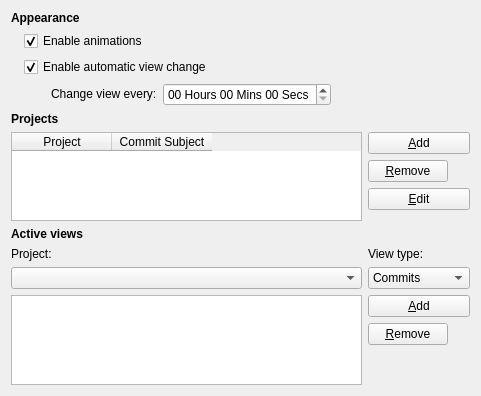
Qt form applets/kdeobservatory/src/ui/kdeobservatoryconfiggeneral.ui (KDE/kdeplasma-addons) before a commit.
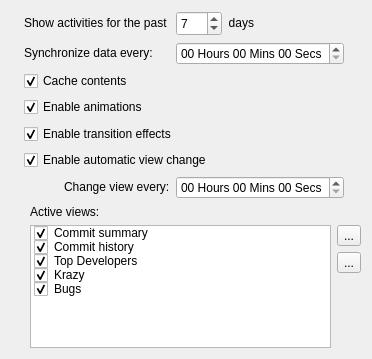
The same form after that commit. Icons and pictures are not drawn. Custom widgets are drawn as their Qt base class.

```diff
--- a/applets/kdeobservatory/src/ui/kdeobservatoryconfiggeneral.ui
+++ b/applets/kdeobservatory/src/ui/kdeobservatoryconfiggeneral.ui
@@ -6,30 +6,101 @@
    <rect>
     <x>0</x>
     <y>0</y>
-    <width>481</width>
-    <height>396</height>
+    <width>372</width>
+    <height>353</height>
    </rect>
   </property>
   <property name="windowTitle">
    <string>Configure KDE Observatory</string>
   </property>
   <layout class="QGridLayout" name="gridLayout_2">
-   <item row="0" column="0">
-    <widget class="QLabel" name="lblAppearance">
-     <property name="font">
-      <font>
-       <weight>75</weight>
-       <bold>true</bold>
-      </font>
-     </property>
-     <property name="text">
-      <string>Appearance</string>
-     </property>
-    </widget>
-   </item>
-   <item row="1" column="0" colspan="2">
-    <layout class="QHBoxLayout" name="horizontalLayout_2">
+   <item row="0" column="0" colspan="2">
+    <layout class="QHBoxLayout" name="horizontalLayout2">
      <item>
+      <layout class="QGridLayout" name="gridLayout">
+       <item row="0" column="1" colspan="2">
+        <widget class="QLabel" name="lblDays1">
+         <property name="sizePolicy">
+          <sizepolicy hsizetype="Fixed" vsizetype="Fixed">
+           <horstretch>0</horstretch>
+           <verstretch>0</verstretch>
+          </sizepolicy>
+         </property>
+         <property name="text">
+          <string>Show activities for the past </string>
+         </property>
+         <property name="alignment">
+          <set>Qt::AlignLeading|Qt::AlignLeft|Qt::AlignVCenter</set>
+         </property>
+         <property name="buddy">
+          <cstring>size</cstring>
+         </property>
+        </widget>
+       </item>
+       <item row="0" column="3">
+        <widget class="QSpinBox" name="commitExtent">
+         <property name="sizePolicy">
+          <sizepolicy hsizetype="Fixed" vsizetype="Fixed">
+           <horstretch>0</horstretch>
+           <verstretch>0</verstretch>
+          </sizepolicy>
+         </property>
+         <property name="minimumSize">
+          <size>
+           <width>46</width>
+           <height>25</height>
+          </size>
+         </property>
+         <property name="maximumSize">
+          <size>
+           <width>46</width>
+           <height>25</height>
+          </size>
+         </property>
+         <property name="minimum">
+          <number>1</number>
+         </property>
+         <property name="maximum">
+          <number>30</number>
+         </property>
+         <property name="value">
+          <number>7</number>
+         </property>
+        </widget>
+       </item>
+       <item row="1" column="1" colspan="2">
+        <widget class="QLabel" name="lblSynchronize">
+         <property name="sizePolicy">
+          <sizepolicy hsizetype="Fixed" vsizetype="Fixed">
+           <horstretch>0</horstretch>
+           <verstretch>0</verstretch>
+          </sizepolicy>
+         </property>
+         <property name="text">
+          <string>Synchronize data every:</string>
+         </property>
+         <property name="alignment">
+          <set>Qt::AlignLeading|Qt::AlignLeft|Qt::AlignVCenter</set>
+         </property>
+         <property name="buddy">
+          <cstring>size</cstring>
+         </property>
+        </widget>
+       </item>
+       <item row="1" column="3" colspan="3">
+        <widget class="QTimeEdit" name="SynchronizationDelay">
+         <property name="sizePolicy">
+          <sizepolicy hsizetype="Fixed" vsizetype="Fixed">
+           <horstretch>0</horstretch>
+           <verstretch>0</verstretch>
+          </sizepolicy>
+         </property>
+         <property name="displayFormat">
+          <string>hh 'Hours' mm 'Mins' ss 'Secs'</string>
+         </property>
+        </widget>
+       </item>
+       <item row="2" column="0" rowspan="2">
       <spacer name="spacer1">
        <property name="orientation">
         <enum>Qt::Horizontal</enum>
@@ -40,14 +111,22 @@
        <property name="sizeHint" stdset="0">
         <size>
          <width>13</width>
-         <height>23</height>
+           <height>47</height>
         </size>
        </property>
       </spacer>
      </item>
-     <item>
-      <layout class="QVBoxLayout" name="verticalLayout_2">
-       <item>
+       <item row="2" column="1" colspan="2">
+        <widget class="QCheckBox" name="cacheContents">
+         <property name="text">
+          <string>Cache contents</string>
+         </property>
+         <property name="checked">
+          <bool>true</bool>
+         </property>
+        </widget>
+       </item>
+       <item row="3" column="1" colspan="2">
         <widget class="QCheckBox" name="enableAnimations">
          <property name="text">
           <string>Enable animations</string>
@@ -57,7 +136,17 @@
          </property>
         </widget>
        </item>
-       <item>
+       <item row="4" column="1" colspan="3">
+        <widget class="QCheckBox" name="enableTransitionEffects">
+         <property name="text">
+          <string>Enable transition effects</string>
+         </property>
+         <property name="checked">
+          <bool>true</bool>
+         </property>
+        </widget>
+       </item>
+       <item row="5" column="1" colspan="3">
         <widget class="QCheckBox" name="enableAutoViewChange">
          <property name="text">
           <string>Enable automatic view change</string>
@@ -67,10 +156,8 @@
          </property>
         </widget>
        </item>
-       <item>
-        <layout class="QHBoxLayout" name="horizontalLayout">
-         <item>
-          <spacer name="spacer2">
+       <item row="6" column="1">
+        <spacer name="spacer3">
            <property name="orientation">
             <enum>Qt::Horizontal</enum>
            </property>
@@ -85,7 +172,7 @@
            </property>
           </spacer>
          </item>
-         <item>
+       <item row="6" column="2">
           <widget class="QLabel" name="lblViewsDelay">
            <property name="sizePolicy">
             <sizepolicy hsizetype="Fixed" vsizetype="Fixed">
@@ -104,7 +191,7 @@
            </property>
           </widget>
          </item>
-         <item>
+       <item row="6" column="3" colspan="3">
           <widget class="QTimeEdit" name="viewsDelay">
            <property name="sizePolicy">
             <sizepolicy hsizetype="Fixed" vsizetype="Fixed">
@@ -117,340 +204,205 @@
            </property>
           </widget>
          </item>
-        </layout>
+       <item row="0" column="4">
+        <widget class="QLabel" name="lblDays2">
+         <property name="sizePolicy">
+          <sizepolicy hsizetype="Fixed" vsizetype="Fixed">
+           <horstretch>0</horstretch>
+           <verstretch>0</verstretch>
+          </sizepolicy>
+         </property>
+         <property name="text">
+          <string>days</string>
+         </property>
+         <property name="alignment">
+          <set>Qt::AlignRight|Qt::AlignTrailing|Qt::AlignVCenter</set>
+         </property>
+         <property name="buddy">
+          <cstring>size</cstring>
+         </property>
+        </widget>
        </item>
       </layout>
      </item>
      <item>
-      <spacer name="spacer3">
+      <spacer name="spacer2">
        <property name="orientation">
         <enum>Qt::Horizontal</enum>
        </property>
        <property name="sizeHint" stdset="0">
         <size>
-         <width>34</width>
-         <height>22</height>
+         <width>106</width>
+         <height>44</height>
         </size>
        </property>
       </spacer>
      </item>
     </layout>
    </item>
+   <item row="1" column="1">
+    <widget class="QLabel" name="lblActiveViews">
+     <property name="sizePolicy">
+      <sizepolicy hsizetype="Fixed" vsizetype="Fixed">
+       <horstretch>0</horstretch>
+       <verstretch>0</verstretch>
+      </sizepolicy>
+     </property>
+     <property name="text">
+      <string>Active views:</string>
+     </property>
+     <property name="alignment">
+      <set>Qt::AlignLeading|Qt::AlignLeft|Qt::AlignVCenter</set>
+     </property>
+     <property name="buddy">
+      <cstring>size</cstring>
+     </property>
+    </widget>
+   </item>
    <item row="2" column="0">
-    <widget class="QLabel" name="lblProjects">
-     <property name="font">
-      <font>
-       <weight>75</weight>
-       <bold>true</bold>
-      </font>
-     </property>
-     <property name="text">
-      <string>Projects</string>
-     </property>
-    </widget>
-   </item>
-   <item row="3" column="0" colspan="2">
-    <layout class="QHBoxLayout" name="horizontalLayout_3">
-     <item>
-      <layout class="QVBoxLayout" name="verticalLayout_3">
-       <item>
-        <widget class="QTableWidget" name="projects">
-         <property name="minimumSize">
-          <size>
-           <width>0</width>
-           <height>85</height>
-          </size>
-         </property>
-         <property name="alternatingRowColors">
-          <bool>true</bool>
-         </property>
-         <property name="selectionMode">
-          <enum>QAbstractItemView::SingleSelection</enum>
-         </property>
-         <property name="selectionBehavior">
-          <enum>QAbstractItemView::SelectRows</enum>
-         </property>
-         <attribute name="verticalHeaderVisible">
-          <bool>false</bool>
-         </attribute>
-         <column>
-          <property name="text">
-           <string>Project</string>
-          </property>
-         </column>
-         <column>
-          <property name="text">
-           <string>Commit Subject</string>
-          </property>
-         </column>
-        </widget>
-       </item>
-       <item>
-        <spacer name="spacer5">
-         <property name="orientation">
-          <enum>Qt::Vertical</enum>
-         </property>
-         <property name="sizeHint" stdset="0">
-          <size>
-           <width>20</width>
-           <height>40</height>
-          </size>
-         </property>
-        </spacer>
-       </item>
-      </layout>
-     </item>
-     <item>
-      <layout class="QVBoxLayout" name="verticalLayout">
-       <item>
-        <widget class="KPushButton" name="psbAddProject">
-         <property name="sizePolicy">
-          <sizepolicy hsizetype="Fixed" vsizetype="Fixed">
-           <horstretch>0</horstretch>
-           <verstretch>0</verstretch>
-          </sizepolicy>
-         </property>
-         <property name="minimumSize">
-          <size>
-           <width>102</width>
-           <height>0</height>
-          </size>
-         </property>
-         <property name="text">
-          <string>&amp;Add</string>
-         </property>
-         <property name="icon">
-          <iconset>
-           <normaloff>../../../../../usr/share/icons/oxygen/16x16/actions/list-add.png</normaloff>../../../../../usr/share/icons/oxygen/16x16/actions/list-add.png</iconset>
-         </property>
-        </widget>
-       </item>
-       <item>
-        <widget class="KPushButton" name="psbRemoveProject">
-         <property name="sizePolicy">
-          <sizepolicy hsizetype="Fixed" vsizetype="Fixed">
-           <horstretch>0</horstretch>
-           <verstretch>0</verstretch>
-          </sizepolicy>
-         </property>
-         <property name="text">
-          <string>&amp;Remove</string>
-         </property>
-         <property name="icon">
-          <iconset>
-           <normaloff>../../../../../usr/share/icons/oxygen/16x16/actions/list-remove.png</normaloff>../../../../../usr/share/icons/oxygen/16x16/actions/list-remove.png</iconset>
-         </property>
-        </widget>
-       </item>
-       <item>
-        <widget class="KPushButton" name="psbEditProject">
-         <property name="sizePolicy">
-          <sizepolicy hsizetype="Fixed" vsizetype="Fixed">
-           <horstretch>0</horstretch>
-           <verstretch>0</verstretch>
-          </sizepolicy>
-         </property>
-         <property name="minimumSize">
-          <size>
-           <width>102</width>
-           <height>0</height>
-          </size>
-         </property>
-         <property name="text">
-          <string>&amp;Edit</string>
-         </property>
-         <property name="icon">
-          <iconset>
-           <normaloff>../../../../../usr/share/icons/oxygen/16x16/actions/document-edit.png</normaloff>../../../../../usr/share/icons/oxygen/16x16/actions/document-edit.png</iconset>
-         </property>
-        </widget>
-       </item>
-       <item>
         <spacer name="spacer4">
          <property name="orientation">
-          <enum>Qt::Vertical</enum>
+      <enum>Qt::Horizontal</enum>
+     </property>
+     <property name="sizeType">
+      <enum>QSizePolicy::Fixed</enum>
          </property>
          <property name="sizeHint" stdset="0">
           <size>
-           <width>20</width>
-           <height>20</height>
+       <width>13</width>
+       <height>47</height>
           </size>
          </property>
         </spacer>
        </item>
-      </layout>
-     </item>
-    </layout>
-   </item>
-   <item row="4" column="0">
-    <widget class="QLabel" name="lblActiveViews">
-     <property name="font">
-      <font>
-       <weight>75</weight>
-       <bold>true</bold>
-      </font>
-     </property>
-     <property name="text">
-      <string>Active views</string>
-     </property>
-    </widget>
-   </item>
-   <item row="5" column="0" rowspan="3" colspan="2">
-    <layout class="QGridLayout" name="gridLayout">
-     <item row="1" column="0" colspan="2">
-      <widget class="KComboBox" name="kcombobox"/>
-     </item>
-     <item row="2" column="0" colspan="2">
-      <layout class="QVBoxLayout" name="verticalLayout_4">
+   <item row="2" column="1">
+    <layout class="QHBoxLayout" name="horizontalLayout1">
        <item>
         <widget class="QListWidget" name="activeViews">
          <property name="minimumSize">
           <size>
            <width>0</width>
-           <height>85</height>
-          </size>
-         </property>
-        </widget>
-       </item>
+         <height>123</height>
+        </size>
+       </property>
        <item>
-        <spacer name="spacer5_2">
-         <property name="orientation">
-          <enum>Qt::Vertical</enum>
-         </property>
-         <property name="sizeHint" stdset="0">
-          <size>
-           <width>20</width>
-           <height>40</height>
-          </size>
-         </property>
-        </spacer>
-       </item>
-      </layout>
-     </item>
-     <item row="2" column="2">
-      <layout class="QVBoxLayout" name="verticalLayout_5">
-       <item>
-        <widget class="KPushButton" name="psbAddView">
-         <property name="sizePolicy">
-          <sizepolicy hsizetype="Fixed" vsizetype="Fixed">
-           <horstretch>0</horstretch>
-           <verstretch>0</verstretch>
-          </sizepolicy>
-         </property>
-         <property name="minimumSize">
-          <size>
-           <width>102</width>
-           <height>0</height>
-          </size>
-         </property>
          <property name="text">
-          <string>&amp;Add</string>
-         </property>
+         <string>Commit summary</string>
+        </property>
+        <property name="checkState">
+         <enum>Checked</enum>
+        </property>
          <property name="icon">
           <iconset>
-           <normaloff>../../../../../usr/share/icons/oxygen/16x16/actions/list-add.png</normaloff>../../../../../usr/share/icons/oxygen/16x16/actions/list-add.png</iconset>
-         </property>
-        </widget>
+          <normaloff>../../../../../usr/share/icons/oxygen/16x16/actions/svn-commit.png</normaloff>../../../../../usr/share/icons/oxygen/16x16/actions/svn-commit.png</iconset>
+        </property>
        </item>
        <item>
-        <widget class="KPushButton" name="psbRemoveView">
-         <property name="sizePolicy">
-          <sizepolicy hsizetype="Fixed" vsizetype="Fixed">
-           <horstretch>0</horstretch>
-           <verstretch>0</verstretch>
-          </sizepolicy>
-         </property>
          <property name="text">
-          <string>&amp;Remove</string>
-         </property>
+         <string>Commit history</string>
+        </property>
+        <property name="checkState">
+         <enum>Checked</enum>
+        </property>
          <property name="icon">
           <iconset>
-           <normaloff>../../../../../usr/share/icons/oxygen/16x16/actions/list-remove.png</normaloff>../../../../../usr/share/icons/oxygen/16x16/actions/list-remove.png</iconset>
-         </property>
-        </widget>
+          <normaloff>../../../../../usr/share/icons/oxygen/16x16/actions/view-history.png</normaloff>../../../../../usr/share/icons/oxygen/16x16/actions/view-history.png</iconset>
+        </property>
        </item>
        <item>
-        <spacer name="spacer4_2">
-         <property name="orientation">
-          <enum>Qt::Vertical</enum>
-         </property>
-         <property name="sizeHint" stdset="0">
-          <size>
-           <width>20</width>
-           <height>20</height>
-          </size>
-         </property>
-        </spacer>
-       </item>
-      </layout>
-     </item>
-     <item row="1" column="2">
-      <widget class="KComboBox" name="kcombobox_2">
-       <item>
         <property name="text">
-         <string>Commits</string>
+         <string>Top Developers</string>
         </property>
-       </item>
-       <item>
-        <property name="text">
-         <string>Developers</string>
+        <property name="checkState">
+         <enum>Checked</enum>
+        </property>
+        <property name="icon">
+         <iconset>
+          <normaloff>../../../../../usr/share/icons/oxygen/16x16/actions/user-properties.png</normaloff>../../../../../usr/share/icons/oxygen/16x16/actions/user-properties.png</iconset>
         </property>
        </item>
        <item>
         <property name="text">
          <string>Krazy</string>
         </property>
+        <property name="checkState">
+         <enum>Checked</enum>
+        </property>
+        <property name="icon">
+         <iconset>
+          <normaloff>../../../../../usr/share/icons/oxygen/16x16/actions/checkbox.png</normaloff>../../../../../usr/share/icons/oxygen/16x16/actions/checkbox.png</iconset>
+        </property>
        </item>
        <item>
         <property name="text">
          <string>Bugs</string>
         </property>
+        <property name="checkState">
+         <enum>Checked</enum>
+        </property>
+        <property name="icon">
+         <iconset>
+          <normaloff>../../../../../usr/share/icons/oxygen/16x16/emotes/face-sad.png</normaloff>../../../../../usr/share/icons/oxygen/16x16/emotes/face-sad.png</iconset>
+        </property>
        </item>
       </widget>
      </item>
-     <item row="0" column="0">
-      <widget class="QLabel" name="lblProject">
+     <item>
+      <layout class="QVBoxLayout" name="verticalLayout">
+       <item>
+        <widget class="QToolButton" name="tlbUp">
        <property name="text">
-        <string>Project:</string>
-       </property>
-      </widget>
-     </item>
-     <item row="0" column="2">
-      <widget class="QLabel" name="labelViewType">
+          <string>...</string>
+         </property>
+         <property name="icon">
+          <iconset>
+           <normaloff>../../../../../usr/share/icons/oxygen/16x16/actions/go-up.png</normaloff>../../../../../usr/share/icons/oxygen/16x16/actions/go-up.png</iconset>
+         </property>
+        </widget>
+       </item>
+       <item>
+        <widget class="QToolButton" name="tlbDown">
        <property name="text">
-        <string>View type:</string>
-       </property>
-      </widget>
-     </item>
-    </layout>
-   </item>
-   <item row="6" column="0">
-    <spacer name="spacer10">
+          <string>...</string>
+         </property>
+         <property name="icon">
+          <iconset>
+           <normaloff>../../../../../usr/share/icons/oxygen/16x16/actions/go-down.png</normaloff>../../../../../usr/share/icons/oxygen/16x16/actions/go-down.png</iconset>
+         </property>
+        </widget>
+       </item>
+       <item>
+        <spacer name="spacer5">
+         <property name="orientation">
+          <enum>Qt::Vertical</enum>
+         </property>
+         <property name="sizeHint" stdset="0">
+          <size>
+           <width>20</width>
+           <height>18</height>
+          </size>
+         </property>
+        </spacer>
+       </item>
+      </layout>
+     </item>
+    </layout>
+   </item>
+   <item row="3" column="1">
+    <spacer name="spacer6">
      <property name="orientation">
       <enum>Qt::Vertical</enum>
      </property>
      <property name="sizeHint" stdset="0">
       <size>
        <width>20</width>
-       <height>67</height>
+       <height>112</height>
       </size>
      </property>
     </spacer>
    </item>
   </layout>
  </widget>
- <customwidgets>
-  <customwidget>
-   <class>KPushButton</class>
-   <extends>QPushButton</extends>
-   <header>kpushbutton.h</header>
-  </customwidget>
-  <customwidget>
-   <class>KComboBox</class>
-   <extends>QComboBox</extends>
-   <header>kcombobox.h</header>
-  </customwidget>
- </customwidgets>
  <resources/>
  <connections/>
 </ui>
```
Lines whose indentation alone changed are shown as unchanged.
